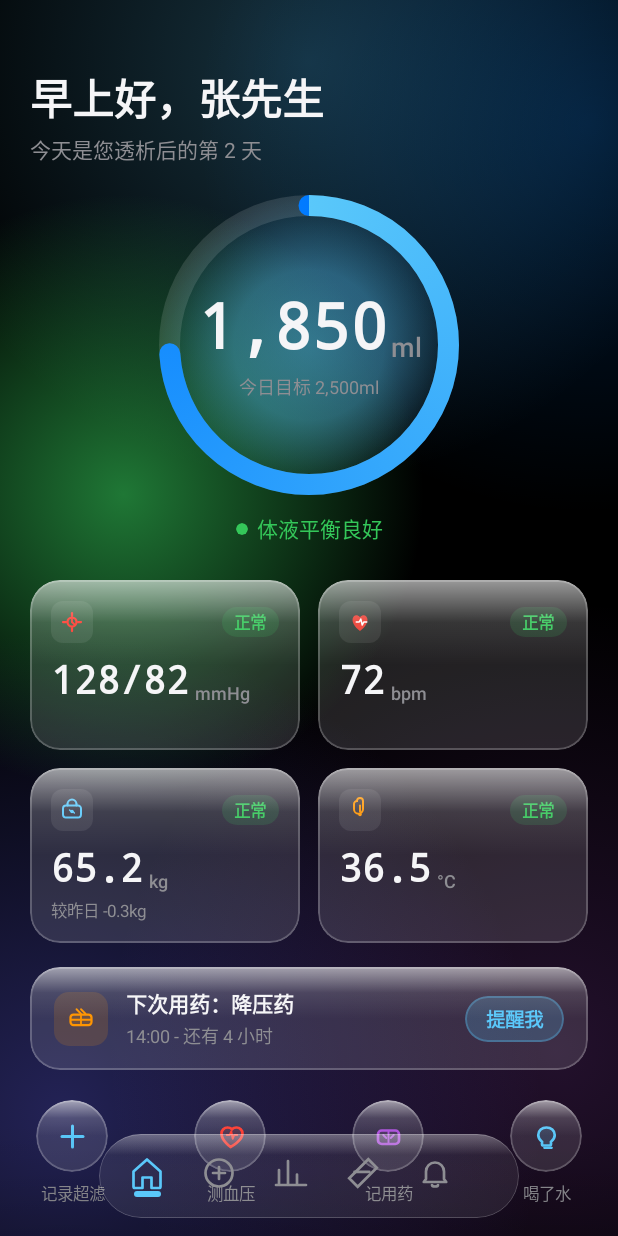
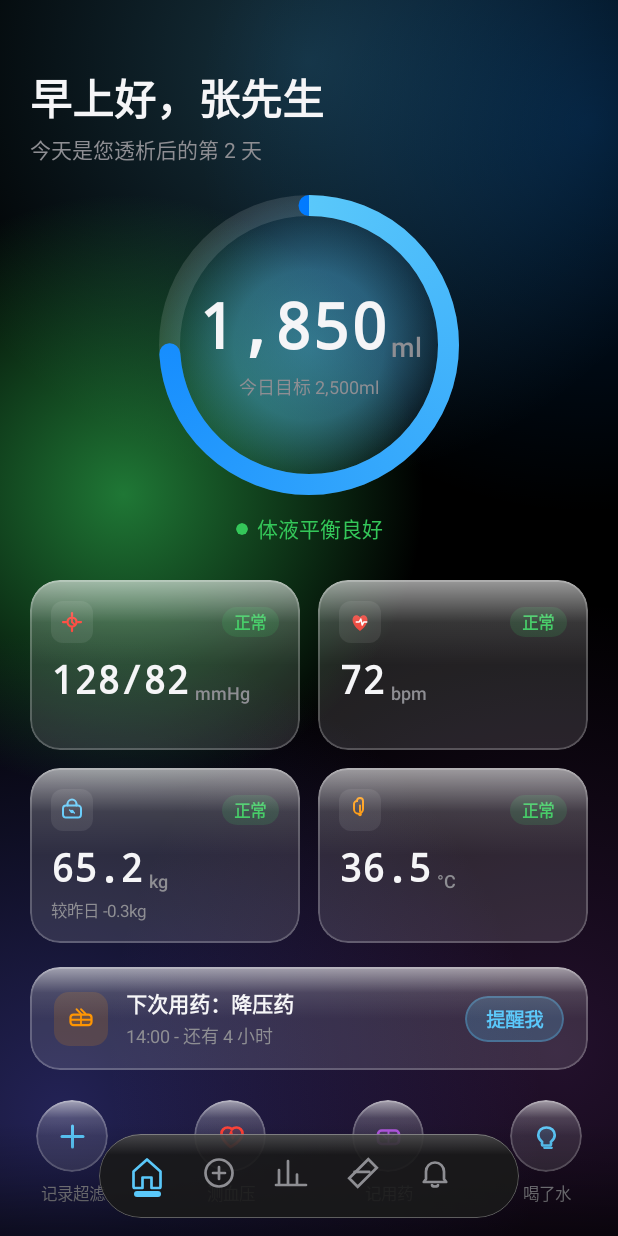
Before and after one commit to Jakeopsjj/ClearFlow, an Android app built with Jetpack Compose: the MainActivity screen opened directly, with no data from a screen before it, on a phone screen of 412 x 824 dp. Run offline under Robolectric (Android 15) with nearby library versions, the light colour scheme and no system bars.

Commit message:
feat: 导航栏实时模糊 + 版本号更新至 v1.2.0
- 导航栏使用 Modifier.blur() 实现实时毛玻璃模糊效果，防止底层卡片内容透出
- 导航栏背景分为独立模糊层和清晰内容层，图标和文字保持锐利
- 提升导航栏背景不透明度至 90%，增强防透出效果
- 版本号更新：versionCode 1→3, versionName 1.0.0→1.2.0

```diff
--- a/app/build.gradle.kts
+++ b/app/build.gradle.kts
@@ -16,8 +16,8 @@ android {
         applicationId = "com.cleardu.app"
         minSdk = 26
         targetSdk = 35
-        versionCode = 1
-        versionName = "1.0.0"
+        versionCode = 3
+        versionName = "1.2.0"
 
         testInstrumentationRunner = "androidx.test.runner.AndroidJUnitRunner"
         vectorDrawables {
--- a/app/src/main/kotlin/com/cleardu/app/ui/components/NavigationBar.kt
+++ b/app/src/main/kotlin/com/cleardu/app/ui/components/NavigationBar.kt
@@ -3,6 +3,7 @@ package com.cleardu.app.ui.components
 import androidx.compose.animation.core.animateFloatAsState
 import androidx.compose.animation.core.tween
 import androidx.compose.foundation.BorderStroke
+import androidx.compose.foundation.background
 import androidx.compose.foundation.border
 import androidx.compose.foundation.clickable
 import androidx.compose.foundation.interaction.MutableInteractionSource
@@ -12,24 +13,23 @@ import androidx.compose.foundation.layout.Column
 import androidx.compose.foundation.layout.Row
 import androidx.compose.foundation.layout.fillMaxHeight
 import androidx.compose.foundation.layout.height
-import androidx.compose.foundation.layout.offset
+import androidx.compose.foundation.layout.matchParentSize
 import androidx.compose.foundation.layout.padding
 import androidx.compose.foundation.layout.size
 import androidx.compose.foundation.layout.width
 import androidx.compose.foundation.shape.CircleShape
 import androidx.compose.foundation.shape.RoundedCornerShape
-import androidx.compose.material3.Text
 import androidx.compose.runtime.Composable
 import androidx.compose.runtime.getValue
 import androidx.compose.runtime.remember
 import androidx.compose.ui.Alignment
 import androidx.compose.ui.Modifier
+import androidx.compose.ui.draw.blur
 import androidx.compose.ui.draw.clip
 import androidx.compose.ui.draw.drawBehind
 import androidx.compose.ui.graphics.Brush
 import androidx.compose.ui.graphics.Color
 import androidx.compose.ui.graphics.TileMode
-import androidx.compose.ui.text.style.TextAlign
 import androidx.compose.ui.unit.dp
 import com.cleardu.app.ui.theme.ClearDuDimens
 import com.cleardu.app.ui.theme.LiquidGlassColors
@@ -51,21 +51,36 @@ fun FloatingNavigationBar(
 ) {
     val labels = listOf("首页", "记录", "数据", "用药", "提醒")
 
+    val shape = RoundedCornerShape(ClearDuDimens.NavBarRadius)
+
     Box(
         modifier = modifier
             .width(ClearDuDimens.NavBarWidth)
             .height(ClearDuDimens.NavBarHeight)
-            .clip(RoundedCornerShape(ClearDuDimens.NavBarRadius))
+            .clip(shape)
+    ) {
+        // === Frosted glass background with real-time blur ===
+        // Renders the nav bar background to a separate graphics layer and applies
+        // a Gaussian blur so content scrolling behind the nav bar is softened.
+        Box(
+            modifier = Modifier
+                .matchParentSize()
+                .blur(20.dp)
+                .background(LiquidGlassColors.NavBg)
+        )
+
+        // === Subtle top/bottom border ===
+        Box(
+            modifier = Modifier
+                .matchParentSize()
+                .border(BorderStroke(0.5.dp, LiquidGlassColors.NavBorder), shape)
+        )
+
+        // === Top specular highlight (glass reflection) ===
+        Box(
+            modifier = Modifier
+                .matchParentSize()
                 .drawBehind {
-                // Glass background
-                drawRect(color = LiquidGlassColors.NavBg)
-            }
-            .border(
-                BorderStroke(0.5.dp, LiquidGlassColors.NavBorder),
-                RoundedCornerShape(ClearDuDimens.NavBarRadius)
-            )
-            .drawBehind {
-                // Top specular highlight
                     val brush = Brush.verticalGradient(
                         colors = listOf(
                             LiquidGlassColors.NavSpecular,
@@ -78,7 +93,9 @@ fun FloatingNavigationBar(
                     )
                     drawRect(brush = brush)
                 }
-    ) {
+        )
+
+        // === Navigation items (rendered sharp above the blurred background) ===
         Row(
             modifier = Modifier
                 .fillMaxHeight()
--- a/app/src/main/kotlin/com/cleardu/app/ui/theme/Color.kt
+++ b/app/src/main/kotlin/com/cleardu/app/ui/theme/Color.kt
@@ -150,12 +150,12 @@ object LiquidGlassColors {
     val ChartFillEnd = Color(0x005AC8FA)       // rgba(90,200,250,0)
 
     // ===== Navigation bar colors =====
-    val NavBg = Color(0x14FFFFFF)              // rgba(255,255,255,0.08)
-    val NavBorder = Color(0x33FFFFFF)          // rgba(255,255,255,0.2)
-    val NavShadow = Color(0x33000000)          // rgba(0,0,0,0.2)
-    val NavSpecular = Color(0x4DFFFFFF)        // rgba(255,255,255,0.3)
-    val NavBlurFadeStart = Color(0x26000000)   // rgba(0,0,0,0.15)
-    val NavBlurFadeMid = Color(0x0D000000)     // rgba(0,0,0,0.05)
+    val NavBg = Color(0xE61A1A1A)              // rgba(26,26,26,0.9) — opaque frosted
+    val NavBorder = Color(0x4DFFFFFF)           // rgba(255,255,255,0.3)
+    val NavShadow = Color(0x66000000)           // rgba(0,0,0,0.4)
+    val NavSpecular = Color(0x33FFFFFF)         // rgba(255,255,255,0.2)
+    val NavBlurFadeStart = Color(0x80000000)    // rgba(0,0,0,0.5)
+    val NavBlurFadeMid = Color(0x33000000)      // rgba(0,0,0,0.2)
     val NavIndicator = MedicalCyan
     val NavIconInactive = Text400
     val NavIconActive = MedicalCyan
```
Lines whose indentation alone changed are shown as unchanged.
